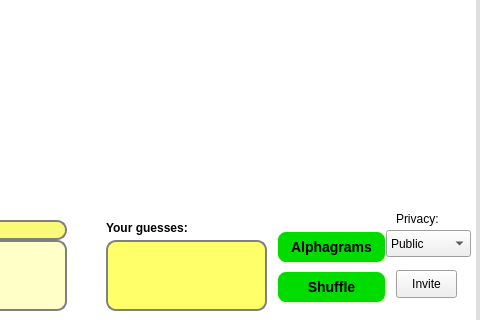
Qt form aerolith/trunk/src/aerolithclient/tableForm.ui (domino14/aerolithdesktop) before a commit; both pictures show x 544 to 1024 and y 400 to 720 of the 1024 by 720 pixel window.
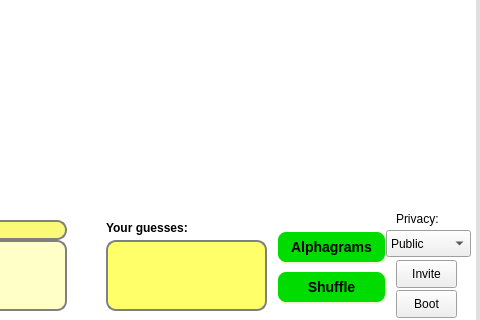
The same form after that commit. Custom widgets are drawn as their Qt base class.

Commit message: Privacy working, finalize invite/boot functionality now.

Diff of the .ui file:
```diff
--- a/aerolith/trunk/src/aerolithclient/tableForm.ui
+++ b/aerolith/trunk/src/aerolithclient/tableForm.ui
@@ -674,7 +674,7 @@
    <property name="geometry">
     <rect>
      <x>940</x>
-     <y>670</y>
+     <y>660</y>
      <width>61</width>
      <height>28</height>
     </rect>
@@ -696,6 +696,22 @@
     <string>Stand up</string>
    </property>
   </widget>
+  <widget class="QPushButton" name="pushButtonBoot">
+   <property name="geometry">
+    <rect>
+     <x>940</x>
+     <y>690</y>
+     <width>61</width>
+     <height>28</height>
+    </rect>
+   </property>
+   <property name="focusPolicy">
+    <enum>Qt::NoFocus</enum>
+   </property>
+   <property name="text">
+    <string>Boot</string>
+   </property>
+  </widget>
  </widget>
  <customwidgets>
   <customwidget>
```
Left out of the diff: 12 changed lines with no effect on the pictures. The commit also changes 10 other files.
